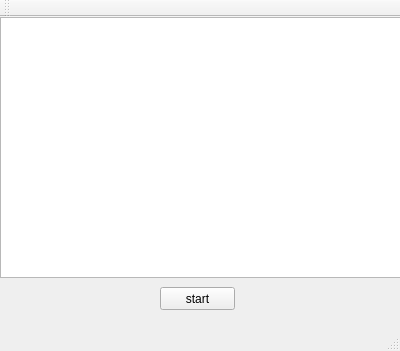
Qt form mainwindow.ui (athl64/db_accounts) before a commit.
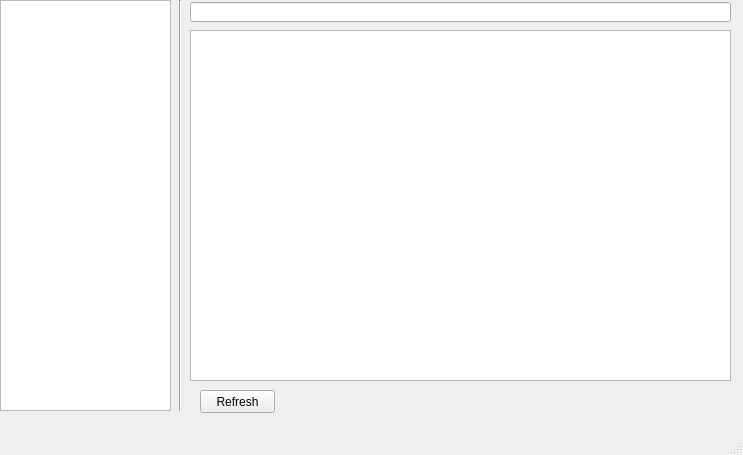
The same form after that commit.

Diff of the .ui file:
```diff
--- a/mainwindow.ui
+++ b/mainwindow.ui
@@ -6,35 +6,68 @@
    <rect>
     <x>0</x>
     <y>0</y>
-    <width>400</width>
-    <height>351</height>
+    <width>743</width>
+    <height>455</height>
    </rect>
   </property>
   <property name="windowTitle">
    <string>MainWindow</string>
   </property>
   <widget class="QWidget" name="centralWidget">
-   <widget class="QTextEdit" name="textEdit">
-    <property name="geometry">
-     <rect>
-      <x>0</x>
-      <y>0</y>
-      <width>401</width>
-      <height>261</height>
-     </rect>
-    </property>
-   </widget>
    <widget class="QPushButton" name="pushButton">
     <property name="geometry">
      <rect>
-      <x>160</x>
-      <y>270</y>
+      <x>200</x>
+      <y>390</y>
       <width>75</width>
       <height>23</height>
      </rect>
     </property>
     <property name="text">
-     <string>start</string>
+     <string>Refresh</string>
+    </property>
+   </widget>
+   <widget class="QListWidget" name="listWidget">
+    <property name="geometry">
+     <rect>
+      <x>0</x>
+      <y>0</y>
+      <width>171</width>
+      <height>411</height>
+     </rect>
+    </property>
+   </widget>
+   <widget class="Line" name="line">
+    <property name="geometry">
+     <rect>
+      <x>170</x>
+      <y>0</y>
+      <width>20</width>
+      <height>411</height>
+     </rect>
+    </property>
+    <property name="orientation">
+     <enum>Qt::Vertical</enum>
+    </property>
+   </widget>
+   <widget class="QTextEdit" name="textEdit">
+    <property name="geometry">
+     <rect>
+      <x>190</x>
+      <y>30</y>
+      <width>541</width>
+      <height>351</height>
+     </rect>
+    </property>
+   </widget>
+   <widget class="QLineEdit" name="lineEdit">
+    <property name="geometry">
+     <rect>
+      <x>190</x>
+      <y>2</y>
+      <width>541</width>
+      <height>20</height>
+     </rect>
     </property>
    </widget>
   </widget>
@@ -48,14 +81,6 @@
     </rect>
    </property>
   </widget>
-  <widget class="QToolBar" name="mainToolBar">
-   <attribute name="toolBarArea">
-    <enum>TopToolBarArea</enum>
-   </attribute>
-   <attribute name="toolBarBreak">
-    <bool>false</bool>
-   </attribute>
-  </widget>
   <widget class="QStatusBar" name="statusBar"/>
  </widget>
  <layoutdefault spacing="6" margin="11"/>
```
Left out of the diff: 2 changed lines with no effect on the pictures.
